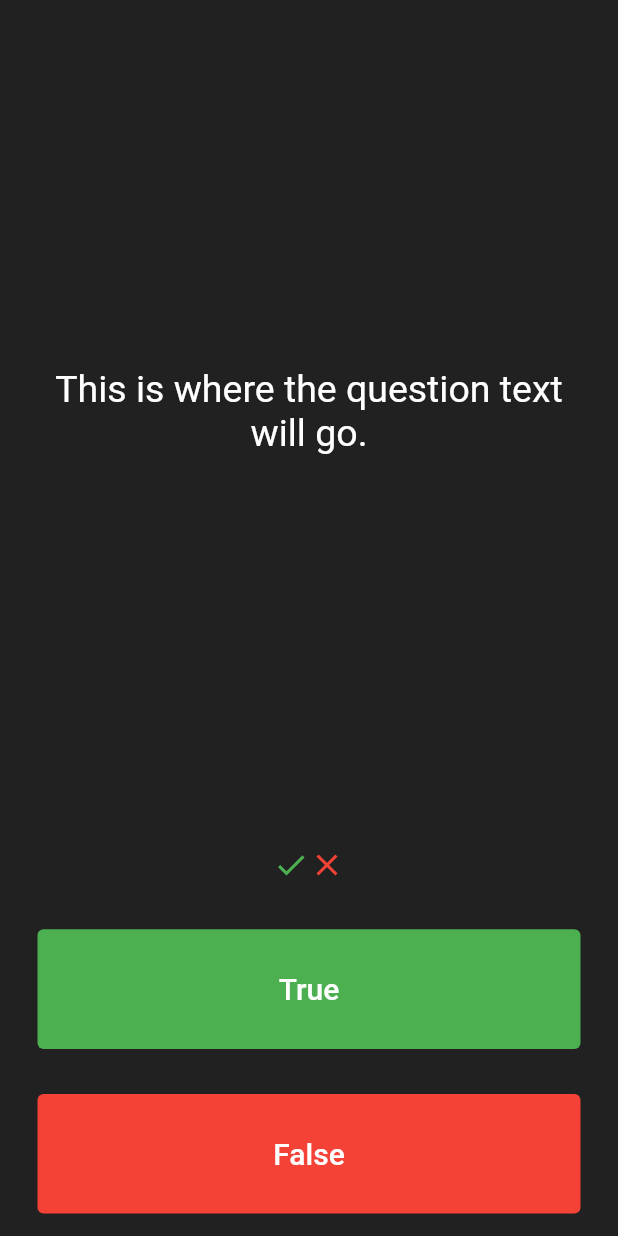
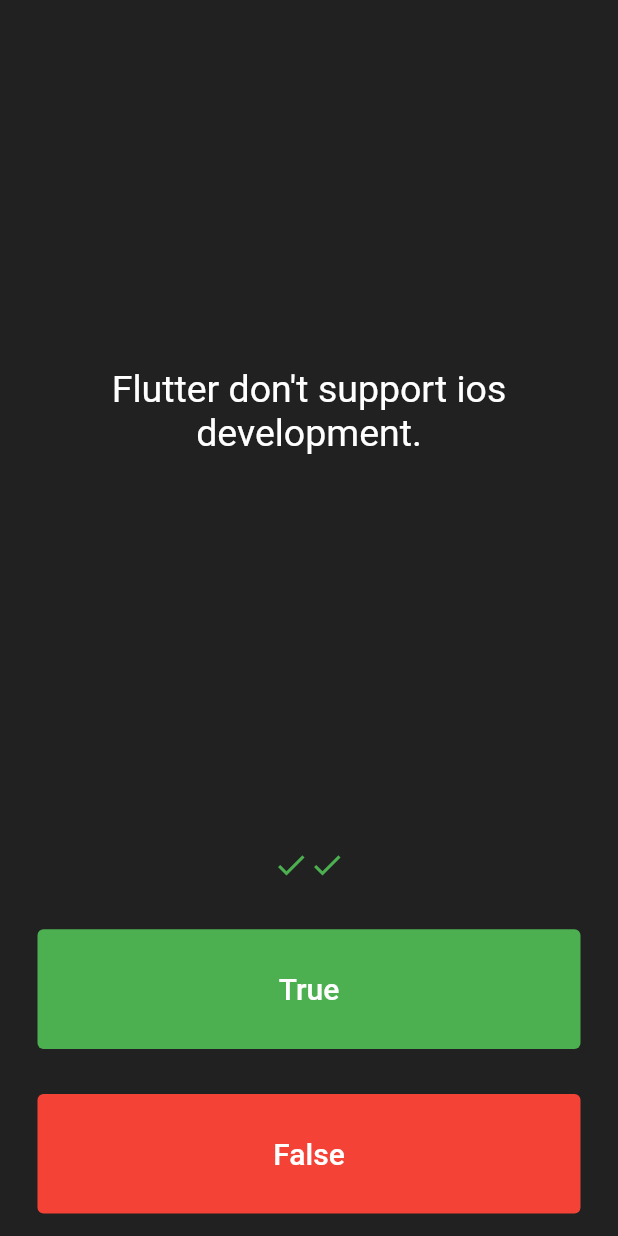
Before and after one commit to Bilas-Halder/Quizzler_Flutter_App, a Flutter app: the screen it shows after launch, after a tap on "True", after a tap on "False", on a phone screen of 412 x 824 dp. Run offline on Flutter 3.47's test engine with Material 2 defaults, Android fonts, the phone set to English and light mode, and no system bars.

Commit message:
Quiz Checking func added

```diff
--- a/lib/main.dart
+++ b/lib/main.dart
@@ -27,7 +27,18 @@ class QuizPage extends StatefulWidget {
 
 class _QuizPageState extends State<QuizPage> {
 
+  int quesNum =0;
   List <Widget> scoreKeeper = [];
+  List <String> questions = [
+    'Flutter is easy to learn for android development.',
+    'Flutter is supported by Facebook.',
+    'Flutter don\'t support ios development.',
+    'For app development with Flutter we use Dart programming language.',
+    'Flutter is supported by Google.',
+    'Flutter is a library of Dart programming language.',
+    'Flutter is a Framework for cross platform mobile development.'
+  ];
+  List <bool> ans = [true,false,false,true,true,false,true];
 
   @override
   Widget build(BuildContext context) {
@@ -35,15 +46,15 @@ class _QuizPageState extends State<QuizPage> {
       mainAxisAlignment: MainAxisAlignment.spaceBetween,
       crossAxisAlignment: CrossAxisAlignment.stretch,
       children: <Widget>[
-        const Expanded(
+        Expanded(
           flex: 5,
           child: Padding(
-            padding: EdgeInsets.all(10.0),
+            padding: const EdgeInsets.all(10.0),
             child: Center(
               child: Text(
-                'This is where the question text will go.',
+                questions[quesNum],
                 textAlign: TextAlign.center,
-                style: TextStyle(
+                style: const TextStyle(
                   fontSize: 25.0,
                   color: Colors.white,
                 ),
@@ -75,12 +86,24 @@ class _QuizPageState extends State<QuizPage> {
               ),
               onPressed: () {
                 setState(() {
+                  if(ans[quesNum]){
                     scoreKeeper.add(
                         const Icon(
                           Icons.check,
                           color: Colors.green,
                         )
                     );
+                  }
+                  else{
+                    scoreKeeper.add(
+                        const Icon(
+                          Icons.close,
+                          color: Colors.red,
+                        )
+                    );
+                  }
+                  quesNum++;
+                  if(quesNum==7)quesNum=0;
                 });
               },
             ),
@@ -103,12 +126,24 @@ class _QuizPageState extends State<QuizPage> {
               ),
               onPressed: () {
                 setState(() {
+                  if(ans[quesNum]==false){
+                    scoreKeeper.add(
+                        const Icon(
+                          Icons.check,
+                          color: Colors.green,
+                        )
+                    );
+                  }
+                  else{
                     scoreKeeper.add(
                         const Icon(
                           Icons.close,
                           color: Colors.red,
                         )
                     );
+                  }
+                  quesNum+=1;
+                  if(quesNum==7)quesNum=0;
                 });
               },
             ),
@@ -120,9 +155,3 @@ class _QuizPageState extends State<QuizPage> {
     );
   }
 }
-
-/*
-question1: 'You can lead a cow down stairs but not up stairs.', false,
-question2: 'Approximately one quarter of human bones are in the feet.', true,
-question3: 'A slug\'s blood is green.', true,
-*/
```
Lines whose indentation alone changed are shown as unchanged.
